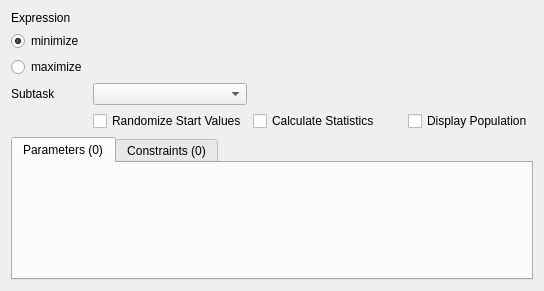
The window that copasi/UI/CQOptimizationWidget.ui (copasi/COPASI) describes before a commit, drawn with Qt 5.
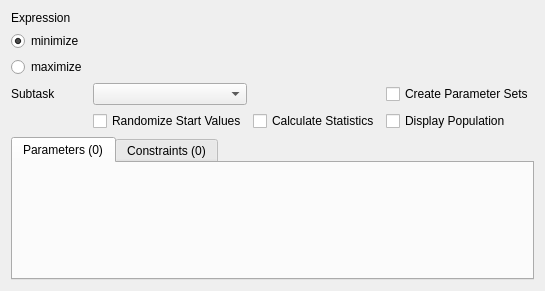
The same window after the commit. Custom widgets are drawn as their Qt base class.

Commit message: - optimization can now create parameter sets as well

```diff
--- a/copasi/UI/CQOptimizationWidget.ui
+++ b/copasi/UI/CQOptimizationWidget.ui
@@ -134,6 +134,13 @@
        </property>
       </spacer>
      </item>
+     <item row="3" column="3">
+      <widget class="QCheckBox" name="mpCreateParameterSets">
+       <property name="text">
+        <string>Create Parameter Sets</string>
+       </property>
+      </widget>
+     </item>
      <item row="4" column="1">
       <widget class="QCheckBox" name="mpCheckRandomize">
        <property name="text">
```
Left out of the diff: 6 changed lines with no effect on the pictures. The commit also changes 7 other files.
